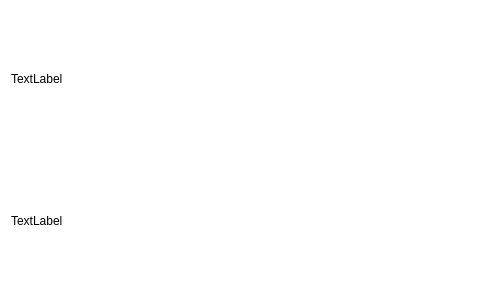
The window that Source/flashcard.ui (duy0503/Flashcards-App-in-Qt) describes before a commit, drawn with Qt 5.
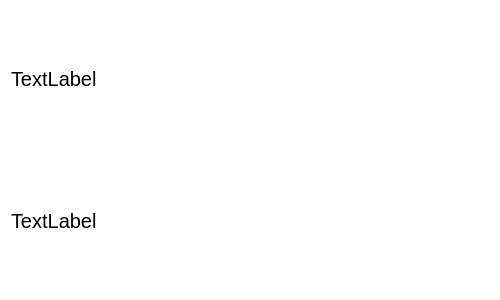
The same window after the commit.

Commit message: Changed font and color

The edit to the form file:
```diff
--- a/Source/flashcard.ui
+++ b/Source/flashcard.ui
@@ -33,16 +33,45 @@
   <layout class="QVBoxLayout" name="verticalLayout">
    <item>
     <widget class="QLabel" name="QuestionLabel">
+     <property name="font">
+      <font>
+       <pointsize>15</pointsize>
+      </font>
+     </property>
+     <property name="autoFillBackground">
+      <bool>false</bool>
+     </property>
+     <property name="styleSheet">
+      <string notr="true">QLable{
+	color-background: rgb(228, 221, 221)
+}</string>
+     </property>
      <property name="text">
       <string>TextLabel</string>
      </property>
+     <property name="wordWrap">
+      <bool>true</bool>
+     </property>
     </widget>
    </item>
    <item>
     <widget class="QLabel" name="AnswerLabel">
+     <property name="font">
+      <font>
+       <pointsize>15</pointsize>
+      </font>
+     </property>
+     <property name="styleSheet">
+      <string notr="true">QLable{
+	color-background: rgb(228, 221, 221)
+}</string>
+     </property>
      <property name="text">
       <string>TextLabel</string>
      </property>
+     <property name="wordWrap">
+      <bool>true</bool>
+     </property>
     </widget>
    </item>
   </layout>
```
The commit also changes 3 other files.
